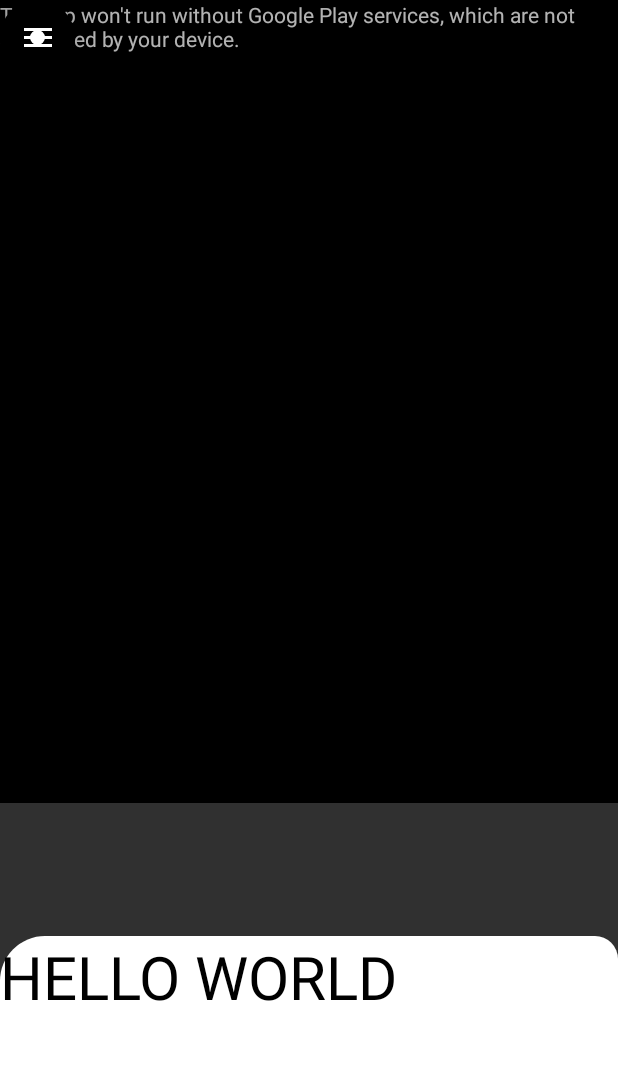
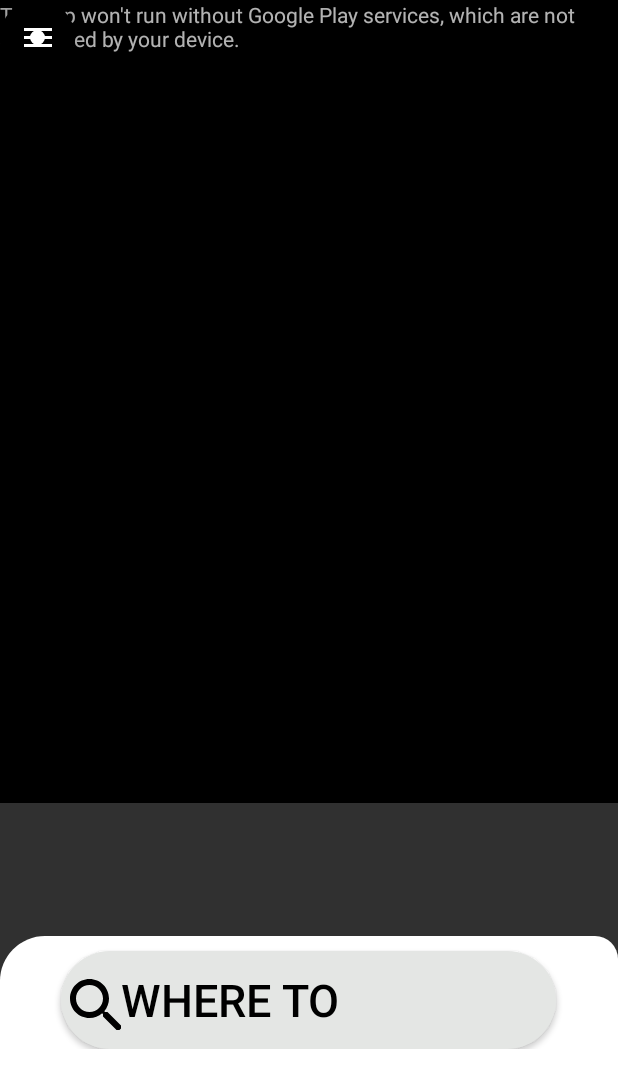
Before and after one commit to TresorKL/TaxiApp, an Android app: the screen it shows after launch (MainActivity), on a phone screen of 412 x 824 dp. Shown: the top 1088 px of the screen. Run offline under Robolectric (Android 15) with nearby library versions, the phone set to English and light mode, and no system bars.

Commit message:
customize bottom fragment

```diff
--- a/app/src/main/java/com/example/taxiapp/Bottom.java
+++ b/app/src/main/java/com/example/taxiapp/Bottom.java
@@ -3,6 +3,7 @@ package com.example.taxiapp;
 import android.os.Bundle;
 
 import androidx.fragment.app.Fragment;
+import androidx.recyclerview.widget.RecyclerView;
 
 import android.view.LayoutInflater;
 import android.view.View;
@@ -60,5 +61,8 @@ public class Bottom extends Fragment {
                              Bundle savedInstanceState) {
         // Inflate the layout for this fragment
         return inflater.inflate(R.layout.fragment_bottom, container, false);
+
+
+
     }
 }
--- /dev/null
+++ b/app/src/main/res/drawable/location_icon.xml
@@ -0,0 +1,5 @@
+<vector android:height="24dp" android:tint="#000000"
+    android:viewportHeight="24" android:viewportWidth="24"
+    android:width="24dp" xmlns:android="http://schemas.android.com/apk/res/android">
+    <path android:fillColor="@android:color/white" android:pathData="M12,2C8.13,2 5,5.13 5,9c0,5.25 7,13 7,13s7,-7.75 7,-13c0,-3.87 -3.13,-7 -7,-7zM12,11.5c-1.38,0 -2.5,-1.12 -2.5,-2.5s1.12,-2.5 2.5,-2.5 2.5,1.12 2.5,2.5 -1.12,2.5 -2.5,2.5z"/>
+</vector>
--- /dev/null
+++ b/app/src/main/res/drawable/search_icon.xml
@@ -0,0 +1,5 @@
+<vector android:height="40dp" android:tint="#000000"
+    android:viewportHeight="20" android:viewportWidth="20"
+    android:width="40dp" xmlns:android="http://schemas.android.com/apk/res/android">
+    <path android:fillColor="@android:color/white" android:pathData="M15.5,14h-0.79l-0.28,-0.27C15.41,12.59 16,11.11 16,9.5 16,5.91 13.09,3 9.5,3S3,5.91 3,9.5 5.91,16 9.5,16c1.61,0 3.09,-0.59 4.23,-1.57l0.27,0.28v0.79l5,4.99L20.49,19l-4.99,-5zM9.5,14C7.01,14 5,11.99 5,9.5S7.01,5 9.5,5 14,7.01 14,9.5 11.99,14 9.5,14z"/>
+</vector>
--- /dev/null
+++ b/app/src/main/res/drawable/style_where_btn.xml
@@ -0,0 +1,11 @@
+<?xml version="1.0" encoding="utf-8"?>
+<shape xmlns:android="http://schemas.android.com/apk/res/android">
+
+    <solid
+        android:color="#E4E6E4"
+        />
+    <corners android:radius="200sp" />
+
+
+
+</shape>
--- a/app/src/main/res/layout/fragment_bottom.xml
+++ b/app/src/main/res/layout/fragment_bottom.xml
@@ -6,12 +6,38 @@
     tools:context=".Bottom">
 
     <!-- TODO: Update blank fragment layout -->
-    <TextView
-        android:layout_width="match_parent"
-        android:layout_height="match_parent"
-        android:text="HELLO WORLD"
-        android:textSize="40sp"
-        android:textColor="@color/black"
-        />
+
+        <LinearLayout
+            android:layout_width="match_parent"
+            android:layout_height="wrap_content"
+            android:orientation="vertical">
+
+            <Button
+                android:layout_gravity="center"
+                android:layout_width="330sp"
+                android:layout_height="65sp"
+                android:layout_marginTop="10sp"
+                android:text="Where to"
+                android:textSize="30sp"
+                android:textAlignment="textStart"
+                android:background="@drawable/style_where_btn"
+                android:textColor="@color/black"
+                android:drawableLeft="@drawable/search_icon"
+
+                tools:ignore="Suspicious0dp" />
+
+            <androidx.recyclerview.widget.RecyclerView
+                android:id="@+id/suggestions"
+                android:layout_width="match_parent"
+                android:layout_height="wrap_content"/>
+
+        </LinearLayout>
+
+
+
+
+
+
+
 
 </FrameLayout>
```
Also changed, not shown: app/src/main/res/layout/row_suggestion.xml (added, +23 -0 lines).
